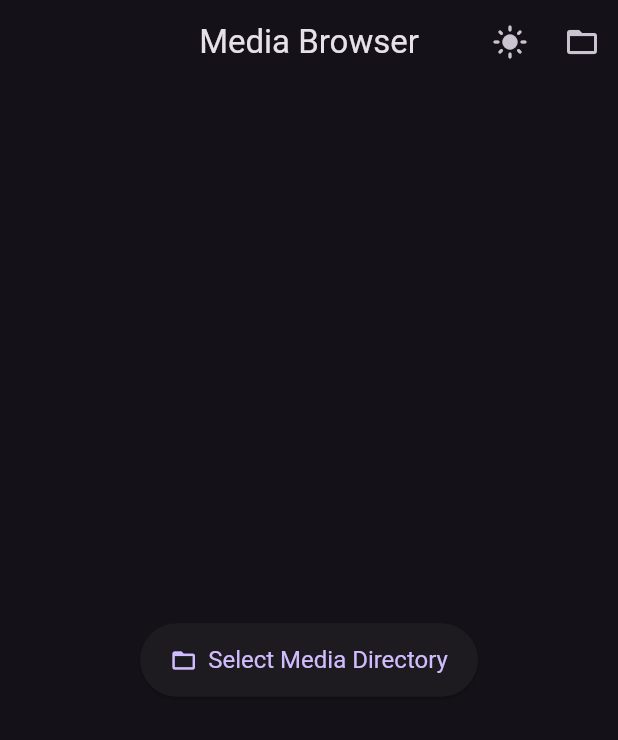
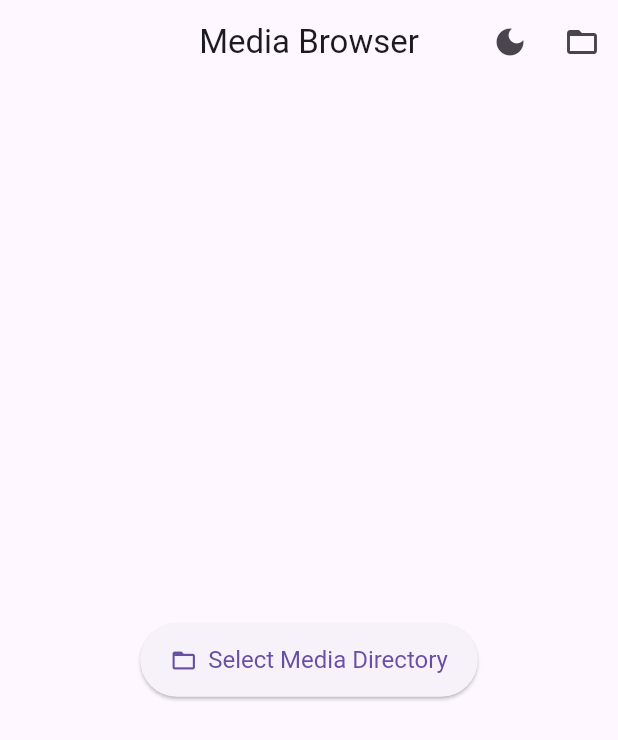
Before and after one commit to ghchinoy/media_browser_app, a Flutter app: the screen it shows after launch, on a phone screen of 412 x 824 dp. Shown: the top 740 px of the screen. Run offline on Flutter 3.47's test engine with Material 3 defaults, Android fonts, the phone set to English and light mode, and no system bars; our stand-ins replace audioplayers, file_picker, flutter_markdown, video_player, watcher; missing offline and left inert: video_thumbnail.

Commit message:
feat: Default to system theme mode on startup

```diff
--- a/lib/main.dart
+++ b/lib/main.dart
@@ -33,7 +33,7 @@ class MediaBrowserApp extends StatefulWidget {
 }
 
 class _MediaBrowserAppState extends State<MediaBrowserApp> {
-  ThemeMode _themeMode = ThemeMode.dark; // Default to dark mode
+  ThemeMode _themeMode = ThemeMode.system; // Default to system theme
 
   void _toggleThemeMode() {
     setState(() {
```
